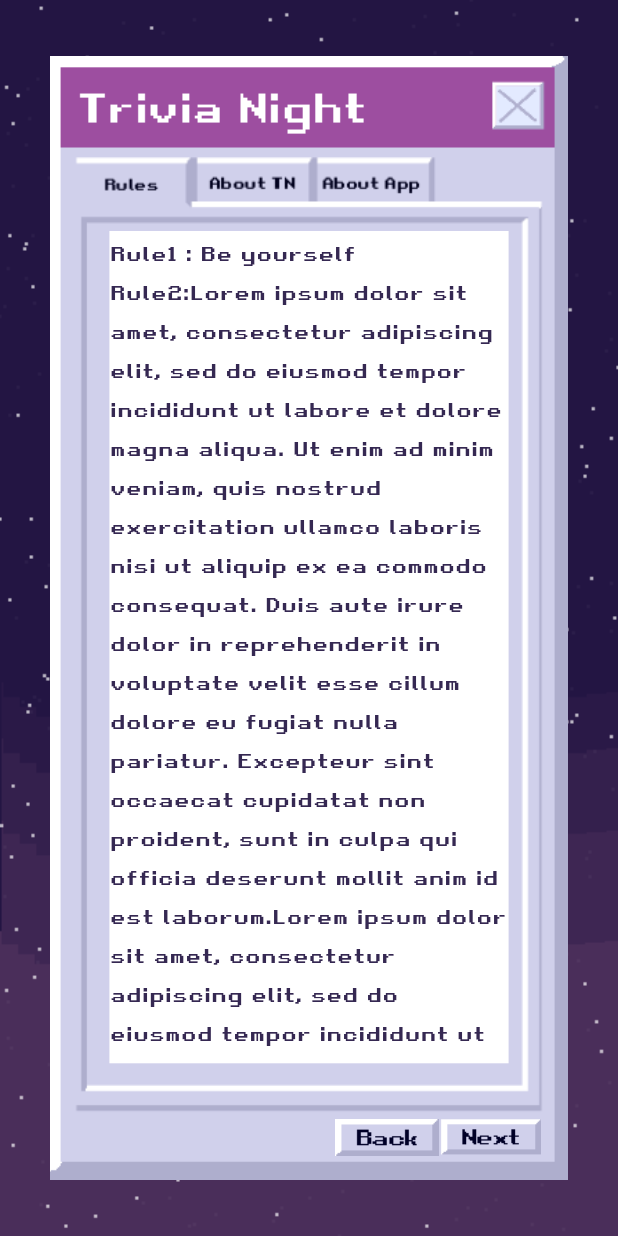
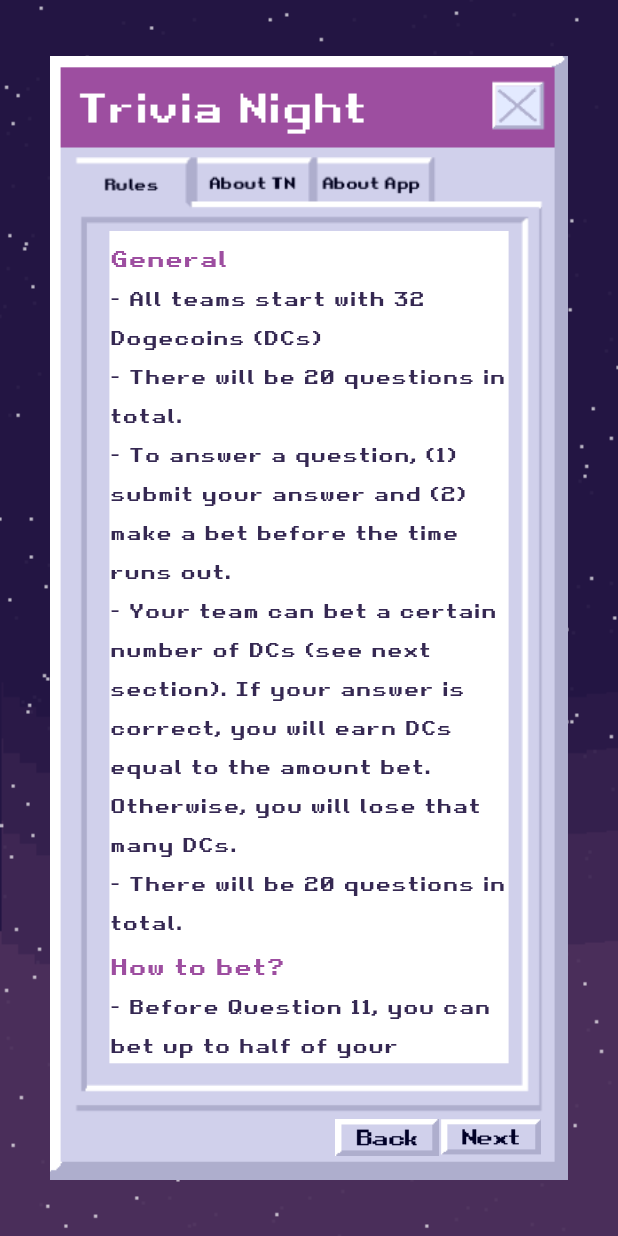
Before and after one commit to tnlong311/trivia-app, a Flutter app: the GuidelinesPage screen opened directly, on a phone screen of 412 x 824 dp. Run offline on Flutter 3.47's test engine with Material 2 defaults, Android fonts, the phone set to English and light mode, and no system bars; our stand-ins replace firebase_auth, firebase_core, firebase_database, flutter_spinkit, get; accounts and stored records are empty.

Commit message:
fix darkmode, fix scoreboard, add rule page content

```diff
--- a/lib/main.dart
+++ b/lib/main.dart
@@ -91,6 +91,7 @@ class MyApp extends StatelessWidget {
   @override
   Widget build(BuildContext context) {
     return GetMaterialApp(
+        themeMode: ThemeMode.light,
         title: 'Trivia App',
         debugShowCheckedModeBanner: false,
         theme: ThemeData(
--- a/lib/views/dialogs/Rules_content.dart
+++ b/lib/views/dialogs/Rules_content.dart
@@ -1,23 +1,49 @@
 import 'package:flutter/cupertino.dart';
 import 'package:trivia_app/consts/app_styles.dart';
 
-const rules_trivia = Text(
-  'Rule1 : Be yourself\nRule2:Lorem ipsum dolor sit amet, consectetur adipiscing elit, '
-      'sed do eiusmod tempor incididunt ut labore et dolore '
-      'magna aliqua. Ut enim ad minim veniam, quis nostrud '
-      'exercitation ullamco laboris nisi ut aliquip ex ea '
-      'commodo consequat. Duis aute irure dolor in '
-      'reprehenderit in voluptate velit esse cillum dolore eu '
-      'fugiat nulla pariatur. Excepteur sint occaecat cupidatat '
-      'non proident, sunt in culpa qui officia deserunt mollit '
-      'anim id est laborum.''Lorem ipsum dolor sit amet, consectetur adipiscing elit, '
-      'sed do eiusmod tempor incididunt ut labore et dolore '
-      'magna aliqua. Ut enim ad minim veniam, quis nostrud '
-      'exercitation ullamco laboris nisi ut aliquip ex ea '
-      'commodo consequat. Duis aute irure dolor in '
-      'reprehenderit in voluptate velit esse cillum dolore eu '
-      'fugiat nulla pariatur. Excepteur sint occaecat cupidatat '
-      'non proident, sunt in culpa qui officia deserunt mollit '
-      'anim id est laborum.', style: triviaSmall1,);
-const about_trivia = Text('Trivia is fun (place holder)\n(place holder)\n(place holder)', style: triviaSmall1,);
-const about_app = Text('Collaboration between GDSC and STEM Club', style: triviaSmall1,);
+RichText rules_trivia = RichText(
+    text: const TextSpan(style: triviaSmall1, children: <TextSpan>[
+  TextSpan(text: 'General\n', style: triviaSmallTitle),
+  TextSpan(text: '- All teams start with 32 Dogecoins (DCs)\n'),
+  TextSpan(text: '- There will be 20 questions in total.\n'),
+  TextSpan(
+      text:
+          '- To answer a question, (1) submit your answer and (2) make a bet before the time runs out.\n'),
+  TextSpan(
+      text:
+          '- Your team can bet a certain  number of DCs (see next section). If your answer is correct, you will earn DCs equal to the amount bet. Otherwise, you will lose that many DCs.\n'),
+  TextSpan(text: '- There will be 20 questions in total.\n'),
+  TextSpan(text: 'How to bet?\n', style: triviaSmallTitle),
+  TextSpan(
+      text:
+          '- Before Question 11, you can bet up to half of your current DCs. From Question 11 onwards, you can bet all of your DCs. Tip: Do not bet too much if unsure about your answer.\n'),
+  TextSpan(
+      text:
+          '- All bets must be a positive integer. In case your current score is odd, the maximum bet possible is half of your DCs rounded up. For example, if you have 15 DCs, then you can bet up to 8 DCs.\n'),
+  TextSpan(
+      text:
+          '- Any team with 0 DCs can bet 1 DC and will not be punished for wrong answers.\n'),
+  TextSpan(
+      text:
+          '- Any team with 0 DCs can bet 1 DC and will not be punished for wrong answers.\n')
+]));
+RichText about_trivia = RichText(
+    text: const TextSpan(style: triviaSmall1, children: <TextSpan>[
+  TextSpan(text: 'Trivia Night', style: triviaSmallTitle),
+  TextSpan(
+      text:
+          ' is an annual game hosted by Fulbright STEM Club for Fulbright’s community.  The event is to empower STEM education in liberal art context  and create a co-working opportunity for Fulbright STEM club members.\n\nWe hope that you will enjoy the game,\n'),
+  TextSpan(text: 'Fulbright STEM club.', style: triviaSmallTitle),
+]));
+RichText about_app = RichText(
+    text: const TextSpan(style: triviaSmall1, children: <TextSpan>[
+  TextSpan(
+      text:
+          'This is a game based-learning platform that adapt to Fulbright Trivia Night which hosts multiple players at one time.'),
+  TextSpan(text: '\n\n*Developers '),
+  TextSpan(
+      text: 'Long Truong (PM), Huy Truong, Khoi Nguyen.',
+      style: triviaSmallTitle),
+  TextSpan(text: '\n*Designers '),
+  TextSpan(text: 'Chi Le and Chau Le.', style: triviaSmallTitle),
+]));
--- a/lib/views/pages/lobby_page.dart
+++ b/lib/views/pages/lobby_page.dart
@@ -188,7 +188,7 @@ class _GuidelinesPageState extends State<GuidelinesPage> {
     'assets/images/About_TV.png',
     'assets/images/About_app.png',
   ];
-  List<Text> content = [rules_trivia, about_trivia, about_app];
+  List<RichText> content = [rules_trivia, about_trivia, about_app];
 
   @override
   void initState() {
```
Also changed, not shown: lib/consts/app_styles.dart (+20 -0 lines), lib/views/pages/question_template/answer_reveal_page.dart (+10 -10 lines), 9 other files.
